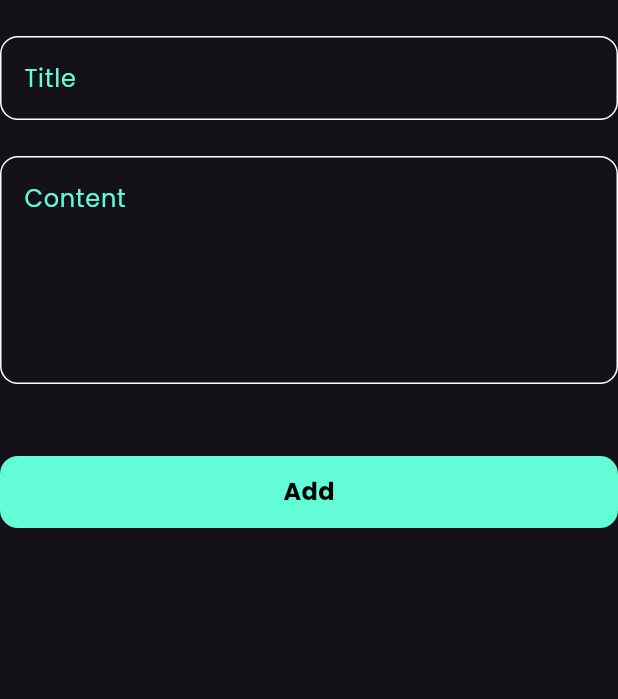
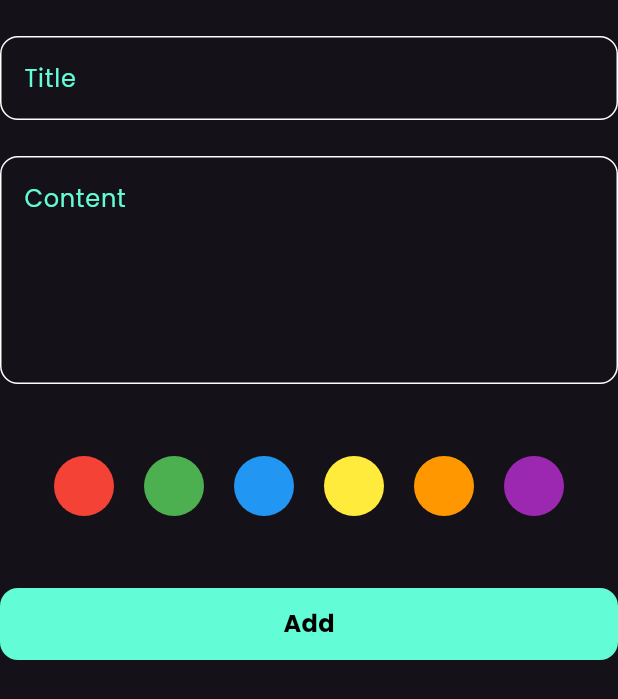
Before and after one commit to Mohammed-Elhawary/note_app, a Flutter app: the AddFormNote widget shown alone on an empty page, opened directly, on a phone screen of 412 x 824 dp. Shown: the top 699 px of the screen. Run offline on Flutter 3.47's test engine with Material 3 defaults, Android fonts, the phone set to English and light mode, and no system bars; our stand-ins replace bloc, flutter_bloc, hive, hive_flutter; accounts and stored records are empty.

Commit message:
create  color list view part 1

```diff
--- a/lib/views/widgets/add_form_note_state.dart
+++ b/lib/views/widgets/add_form_note_state.dart
@@ -6,6 +6,7 @@ import 'package:notes_app/cubits/note_cubit/note_cubit.dart';
 import 'package:notes_app/models/note_model.dart';
 import 'package:notes_app/views/widgets/custom_btn.dart';
 import 'package:notes_app/views/widgets/custom_text_field.dart';
+import 'package:notes_app/views/widgets/item_color.dart';
 
 class AddFormNote extends StatefulWidget {
   const AddFormNote({super.key});
@@ -42,6 +43,8 @@ class _AddFormNoteState extends State<AddFormNote> {
             maxLines: 5,
           ),
           SizedBox(height: 48),
+          SizedBox(height: 40, child: ItemColorListView()),
+          SizedBox(height: 48),
           BlocBuilder<AddNoteCubit, AddNoteState>(
             builder: (context, state) {
               return CustomBtn(
--- a/lib/views/widgets/edit_note_view_body.dart
+++ b/lib/views/widgets/edit_note_view_body.dart
@@ -5,6 +5,7 @@ import 'package:notes_app/models/note_model.dart';
 import 'package:notes_app/views/widgets/custom_app_bar.dart';
 import 'package:notes_app/views/widgets/custom_btn.dart';
 import 'package:notes_app/views/widgets/custom_text_field.dart';
+import 'package:notes_app/views/widgets/item_color.dart';
 
 class EditNoteViewBody extends StatefulWidget {
   const EditNoteViewBody({super.key, required this.note});
@@ -21,7 +22,7 @@ class _EditNoteViewBodyState extends State<EditNoteViewBody> {
     return Scaffold(
       body: Padding(
         padding: const EdgeInsets.symmetric(horizontal: 16.0),
-        child: Column(
+        child: ListView(
           children: [
             CustomAppBar(
               title: 'Edit Note',
@@ -49,8 +50,8 @@ class _EditNoteViewBodyState extends State<EditNoteViewBody> {
               maxLines: 5,
               onChange: (value) => content = value,
             ),
-            SizedBox(height: 48),
-            // Add other widgets for editing note here
+            SizedBox(height: 12),
+            SizedBox(height: 40, child: ItemColorListView()),
           ],
         ),
       ),
--- /dev/null
+++ b/lib/views/widgets/item_color.dart
@@ -0,0 +1,67 @@
+import 'package:flutter/material.dart';
+
+class ItemColorListView extends StatelessWidget {
+  ItemColorListView({super.key, this.isSelected = false});
+
+  final bool isSelected;
+  List<Color> colors = [
+    Colors.red,
+    Colors.green,
+    Colors.blue,
+    Colors.yellow,
+    Colors.orange,
+    Colors.purple,
+  ];
+
+  @override
+  Widget build(BuildContext context) {
+    return ListView.builder(
+      scrollDirection: Axis.horizontal,
+      shrinkWrap: true,
+      itemCount: colors.length,
+      itemBuilder: (context, index) {
+        return Padding(
+          padding: const EdgeInsets.symmetric(horizontal: 8.0),
+          child: ColorCard(
+            color: colors[index],
+            isSelected: isSelected && index == 0,
+            onTap: () {},
+          ),
+        );
+      },
+    );
+  }
+}
+
+class ColorCard extends StatelessWidget {
+  const ColorCard({
+    super.key,
+    required this.color,
+    required this.isSelected,
+    this.onTap,
+  });
+
+  final Color color;
+  final bool isSelected;
+  final VoidCallback? onTap;
+
+  @override
+  Widget build(BuildContext context) {
+    return GestureDetector(
+      onTap: onTap,
+      child: Stack(
+        alignment: Alignment.center,
+        children: [
+          CircleAvatar(radius: 22, backgroundColor: color),
+
+          if (isSelected)
+            CircleAvatar(
+              radius: 26,
+              backgroundColor: Colors.white.withOpacity(0.3),
+              child: Icon(Icons.check, color: Colors.white, size: 22),
+            ),
+        ],
+      ),
+    );
+  }
+}
```
